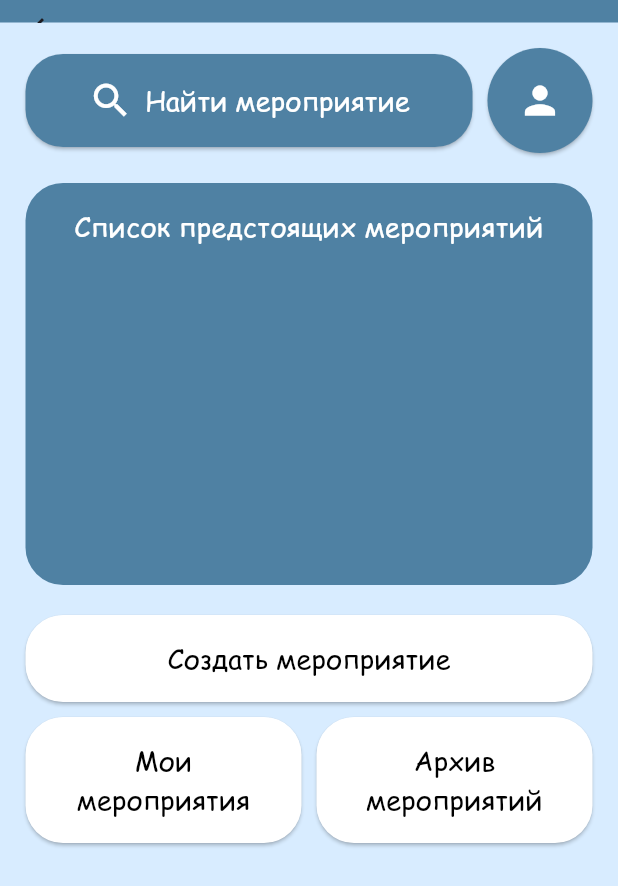
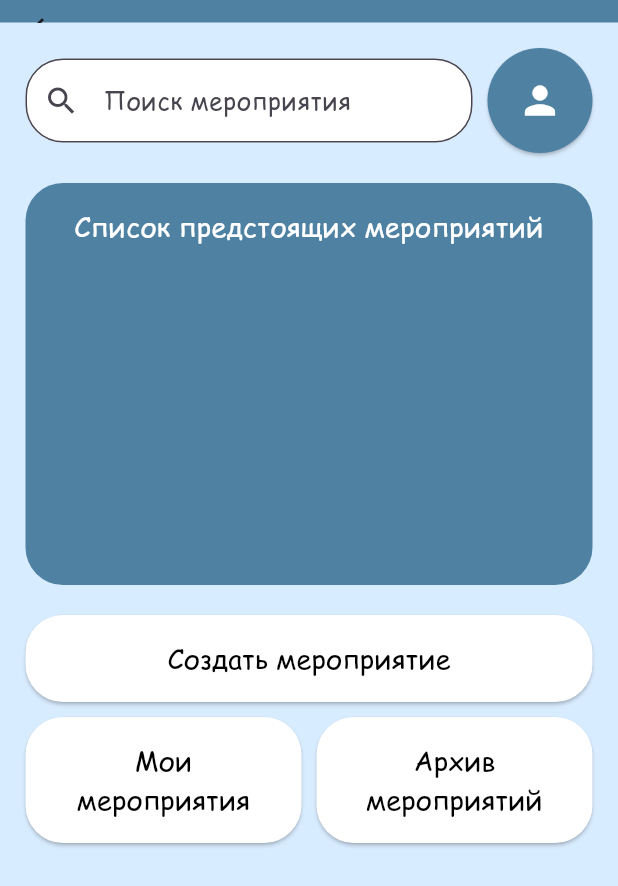
Before and after one commit to DiaboliFelis/Event-horizon, a Flutter app: the Menu screen opened by its route, on a phone screen of 412 x 824 dp. Shown: the top 886 px of the screen. Run offline on Flutter 3.47's test engine with Material 3 defaults, Android fonts, the phone set to English and light mode, and no system bars; our stand-ins replace cloud_firestore, email_validator, firebase_auth, firebase_core, flutter_bloc; accounts and stored records are empty.

Commit message:
+ поисковая строка

```diff
--- a/lib/presentation/pages/menu_page/menu_page.dart
+++ b/lib/presentation/pages/menu_page/menu_page.dart
@@ -1,5 +1,7 @@
 import 'package:cloud_firestore/cloud_firestore.dart';
 import 'package:flutter/material.dart';
+import 'package:firebase_auth/firebase_auth.dart';
+import 'package:event_horizon/presentation/pages/information_about_the_event/information_about_the_event.dart';
 
 class Menu extends StatelessWidget {
   const Menu({Key? key}) : super(key: key);
@@ -9,7 +11,13 @@ class Menu extends StatelessWidget {
     return const Scaffold(
       backgroundColor: Color(0xFFD8ECFF),
       appBar: CustomAppBar(),
-      body: CustomBody(),
+      resizeToAvoidBottomInset: true, //  Убедись, что это значение true
+      body: SafeArea(
+        // Оборачиваем тело в SafeArea
+        child: SingleChildScrollView(
+          child: CustomBody(),
+        ),
+      ),
     );
   }
 }
@@ -29,8 +37,16 @@ class CustomAppBar extends StatelessWidget implements PreferredSizeWidget {
   Size get preferredSize => const Size.fromHeight(15.0);
 }
 
-class CustomBody extends StatelessWidget {
+class CustomBody extends StatefulWidget {
+  // Изменили на StatefulWidget
   const CustomBody({Key? key}) : super(key: key);
+
+  @override
+  State<CustomBody> createState() => _CustomBodyState();
+}
+
+class _CustomBodyState extends State<CustomBody> {
+  String _searchText = ''; // Добавили состояние для хранения текста поиска
 
   @override
   Widget build(BuildContext context) {
@@ -44,30 +60,21 @@ class CustomBody extends StatelessWidget {
             mainAxisAlignment: MainAxisAlignment.spaceBetween,
             children: [
               Expanded(
-                child: ElevatedButton.icon(
-                  onPressed: () {
-                    // Действие для поиска мероприятия
-                  },
-                  icon: const Icon(
-                    Icons.search,
-                    size: 30,
-                    color: Colors.white,
-                  ),
-                  label: const Text(
-                    'Найти мероприятие',
-                    style: TextStyle(
-                      fontSize: 18,
-                      color: Colors.white,
-                    ),
-                  ),
-                  style: ElevatedButton.styleFrom(
-                    backgroundColor:
-                        const Color(0xFF4F81A3), // Цвет кнопки поиска
-                    shape: RoundedRectangleBorder(
+                child: TextField(
+                  decoration: InputDecoration(
+                    hintText: 'Поиск мероприятия',
+                    prefixIcon: const Icon(Icons.search),
+                    border: OutlineInputBorder(
                       borderRadius: BorderRadius.circular(25),
                     ),
-                    padding: const EdgeInsets.symmetric(vertical: 16),
+                    filled: true,
+                    fillColor: Colors.white,
                   ),
+                  onChanged: (text) {
+                    setState(() {
+                      _searchText = text;
+                    });
+                  },
                 ),
               ),
               const SizedBox(width: 10), // Промежуток между кнопками
@@ -117,27 +124,66 @@ class CustomBody extends StatelessWidget {
                   child: StreamBuilder<QuerySnapshot>(
                     stream: FirebaseFirestore.instance
                         .collection('events')
-                        .orderBy('eventDate',
-                            descending: false) // Сортировка по возрастанию даты
+                        .where('userId',
+                            isEqualTo: FirebaseAuth.instance.currentUser?.uid)
                         .snapshots(),
-                    builder: (context, snapshot) {
-                      if (!snapshot.hasData) {
+                    builder: (BuildContext context,
+                        AsyncSnapshot<QuerySnapshot> snapshot) {
+                      if (snapshot.hasError) {
+                        print(
+                            "Ошибка StreamBuilder: ${snapshot.error}"); // ВАЖНО: Логируем ошибку
+                        return Center(
+                            child: Text(
+                                'Ошибка загрузки данных: ${snapshot.error}')); // Показываем ошибку на экране
+                      }
+
+                      if (snapshot.connectionState == ConnectionState.waiting) {
                         return const Center(child: CircularProgressIndicator());
                       }
 
+                      // <-  Получаем _ВСЕ_ документы из Firestore:
+                      final events = snapshot.data!.docs;
+
+                      // Фильтрация данных
+                      final filteredEvents = events.where((event) {
+                        final title =
+                            event['eventName']?.toString().toLowerCase() ?? '';
+                        final query = _searchText.toLowerCase();
+                        return title.contains(query);
+                      }).toList();
+
                       return ListView.builder(
-                        itemCount: snapshot.data!.docs.length,
+                        itemCount: filteredEvents.length,
                         itemBuilder: (context, index) {
                           final document = snapshot.data!.docs[index];
                           final eventName = document['eventName'] as String? ??
                               'Без названия';
                           final eventDate = document['eventDate'] as String? ??
                               'Дата не указана'; // Получаем дату
+                          final documentId = document.id;
 
-                          return Container(
+                          return ElevatedButton(
+                            // Use ElevatedButton instead of Container
+                            style: ElevatedButton.styleFrom(
+                              padding: const EdgeInsets.all(8.0),
+                              backgroundColor: Colors
+                                  .transparent, // Make button background transparent
+                              shadowColor: Colors.transparent, // Remove shadow
+                            ),
+                            onPressed: () {
+                              Navigator.push(
+                                context,
+                                MaterialPageRoute(
+                                  builder: (context) =>
+                                      EventInfoScreen(documentId: documentId),
+                                ),
+                              );
+                            },
+                            child: Container(
                               padding: const EdgeInsets.all(8.0),
                               child: Row(
-                              mainAxisAlignment: MainAxisAlignment.spaceBetween,
+                                mainAxisAlignment:
+                                    MainAxisAlignment.spaceBetween,
                                 children: [
                                   Text(
                                     eventName, // Название мероприятия из Firebase
@@ -155,6 +201,7 @@ class CustomBody extends StatelessWidget {
                                     ),
                                   ),
                                 ],
+                              ),
                             ),
                           );
                         },
```
Also changed, not shown: 125 other files. Lines whose indentation alone changed are shown as unchanged.
